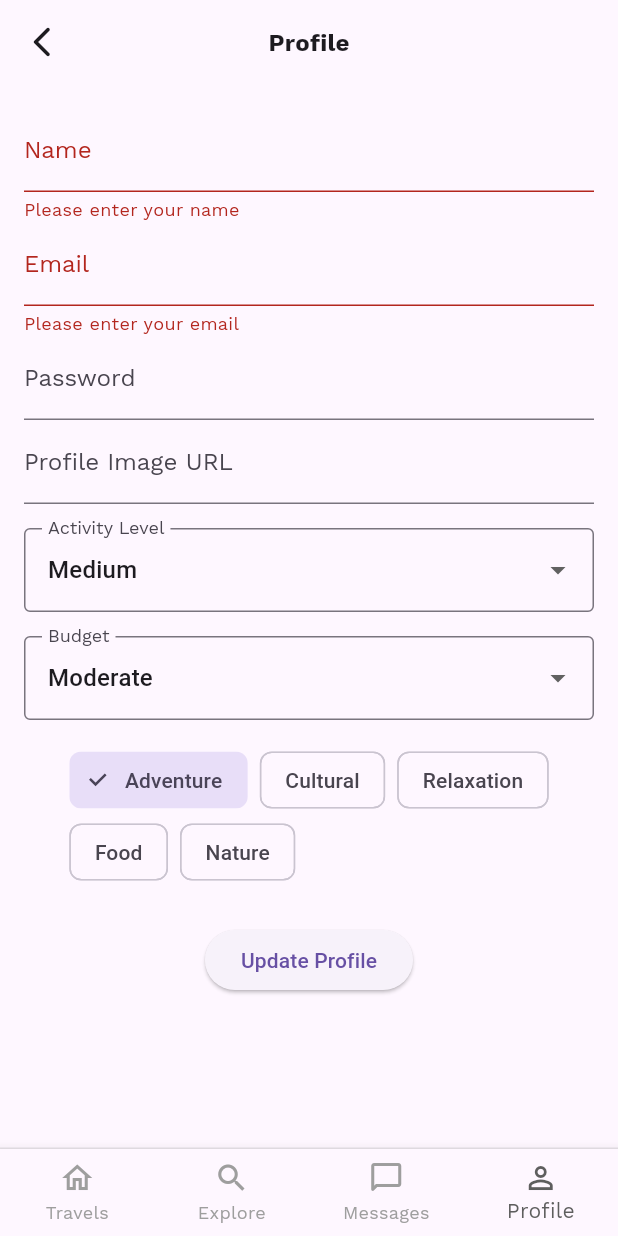
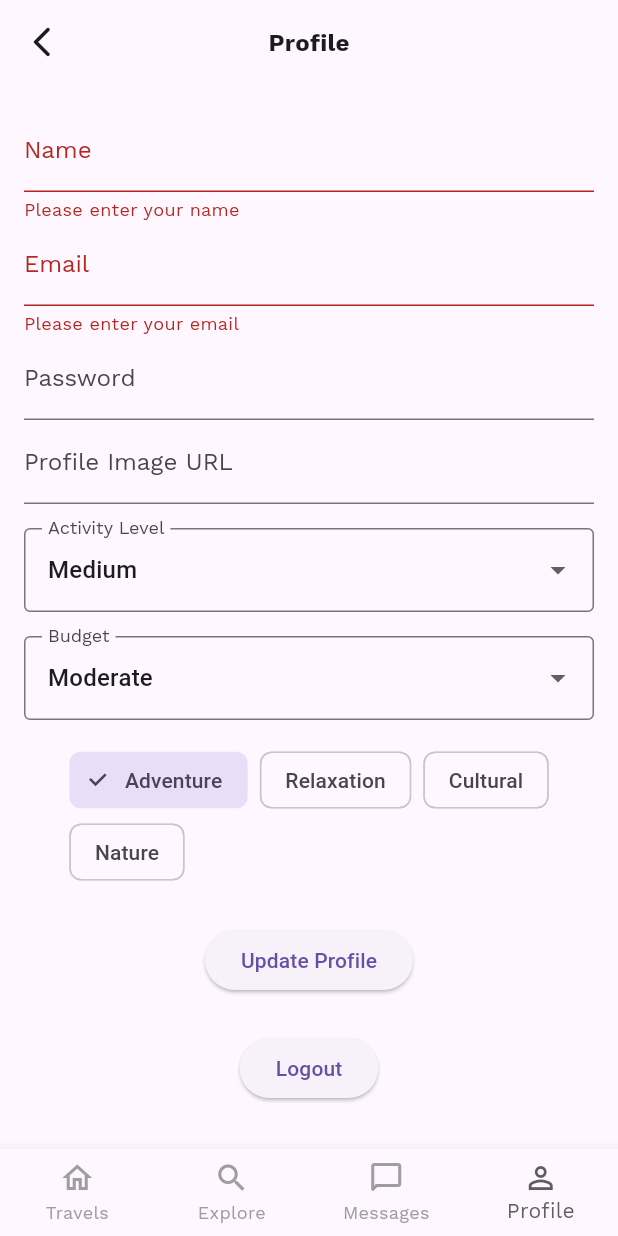
Before and after one commit to jdalgali/TravelCompanionFinder, a Flutter app: the BottomBar screen opened directly, item 4 of the bottom bar chosen, after a tap on "Update Profile", on a phone screen of 412 x 824 dp. Run offline on Flutter 3.47's test engine with Material 3 defaults, Android fonts, the phone set to English and light mode, and no system bars; our stand-ins replace flutter_secure_storage, logger; accounts and stored records are empty; network calls fail.

Commit message:
add explore with simple recommender

```diff
--- a/frontend/lib/providers/auth_provider.dart
+++ b/frontend/lib/providers/auth_provider.dart
@@ -8,32 +8,34 @@ import '../models/user.dart';
 class AuthProvider with ChangeNotifier {
   final AuthService _authService = AuthService();
   final FlutterSecureStorage _storage = const FlutterSecureStorage();
-
+  Map<String, dynamic>? _user;
   String? _token;
-  Map<String, dynamic>? _user;
-  List<User> _users = [];
   bool _isLoading = false;
   String? _error;
+  List<User> _users = [];
 
-  String? get token => _token;
   Map<String, dynamic>? get user => _user;
-  List<User> get users => _users;
+  bool get isAuthenticated => _user != null;
   bool get isLoading => _isLoading;
   String? get error => _error;
-  bool get isAuthenticated => _token != null;
+  String? get token => _token;
+  List<User> get users => _users; // Add this getter
 
   AuthProvider() {
-    loadStoredUser();
+    _loadStoredUser();
   }
 
-  Future<void> loadStoredUser() async {
+  Future<void> _loadStoredUser() async {
     try {
-      _token = await _storage.read(key: 'auth_token');
+      final token = await _storage.read(key: 'auth_token');
+      if (token == null) return;
+
+      _token = token;
+      _authService.updateToken(_token);
       final userStr = await _storage.read(key: 'user_data');
       if (userStr != null) {
         _user = jsonDecode(userStr);
       }
-      _authService.updateToken(_token);
       notifyListeners();
     } catch (e) {
       Logger.log('Error loading stored user', error: e);
--- a/frontend/lib/screens/auth/login_screen.dart
+++ b/frontend/lib/screens/auth/login_screen.dart
@@ -31,8 +31,11 @@ class _LoginScreenState extends State<LoginScreen> {
       ScaffoldMessenger.of(context).showSnackBar(
         SnackBar(content: Text(result['message'])),
       );
+    } else {
+      // Navigate to the home screen or another screen after successful login
+      Navigator.pushReplacementNamed(
+          context, '/home'); // Adjust the route as needed
     }
-    // No need to navigate - the main.dart Consumer will handle it
   }
 
   @override
--- a/frontend/lib/screens/profile/profile_screen.dart
+++ b/frontend/lib/screens/profile/profile_screen.dart
@@ -1,5 +1,7 @@
 import 'package:flutter/material.dart';
 import 'package:provider/provider.dart';
+import 'package:logger/logger.dart';
+import 'package:flutter/foundation.dart';
 import '../../providers/auth_provider.dart';
 
 class ProfileScreen extends StatefulWidget {
@@ -21,6 +23,8 @@ class _ProfileScreenState extends State<ProfileScreen> {
   String _budget = 'Moderate';
   final List<String> _travelStyle = ['Adventure'];
 
+  final logger = Logger();
+
   @override
   void initState() {
     super.initState();
@@ -34,7 +38,7 @@ class _ProfileScreenState extends State<ProfileScreen> {
       _travelStyle.addAll(List<String>.from(
           user['preferences']?['travelStyle'] ?? ['Adventure']));
     }
-    print('ProfileScreen initialized with user: $user');
+    logger.d('ProfileScreen initialized with user: $user');
   }
 
   Future<void> _updateProfile() async {
@@ -55,6 +59,8 @@ class _ProfileScreenState extends State<ProfileScreen> {
       },
     );
 
+    if (!mounted) return;
+
     if (result['success']) {
       ScaffoldMessenger.of(context).showSnackBar(
         SnackBar(content: Text('Profile updated successfully')),
@@ -68,7 +74,9 @@ class _ProfileScreenState extends State<ProfileScreen> {
 
   @override
   Widget build(BuildContext context) {
+    if (kDebugMode) {
       print('Building ProfileScreen');
+    }
     return Scaffold(
       appBar: AppBar(
         title: const Text('Profile'),
@@ -156,8 +164,7 @@ class _ProfileScreenState extends State<ProfileScreen> {
               const SizedBox(height: 16),
               Wrap(
                 spacing: 8.0,
-                children:
-                    ['Adventure', 'Cultural', 'Relaxation', 'Food', 'Nature']
+                children: ['Adventure', 'Relaxation', 'Cultural', 'Nature']
                     .map((style) => FilterChip(
                           label: Text(style),
                           selected: _travelStyle.contains(style),
@@ -178,6 +185,14 @@ class _ProfileScreenState extends State<ProfileScreen> {
                 onPressed: _updateProfile,
                 child: const Text('Update Profile'),
               ),
+              const SizedBox(height: 24),
+              ElevatedButton(
+                onPressed: () async {
+                  await context.read<AuthProvider>().logout();
+                  Navigator.pushReplacementNamed(context, '/login');
+                },
+                child: const Text('Logout'),
+              ),
             ],
           ),
         ),
--- a/frontend/lib/services/auth_service.dart
+++ b/frontend/lib/services/auth_service.dart
@@ -188,13 +188,13 @@ class AuthService {
       );
 
       if (response.statusCode == 200) {
-        final data = jsonDecode(response.body);
+        final data = json.decode(response.body);
         return {
           'success': true,
           'users': data,
         };
       } else {
-        final error = jsonDecode(response.body);
+        final error = json.decode(response.body);
         return {
           'success': false,
           'message': error['message'] ?? 'Failed to fetch users',
--- a/frontend/lib/widgets/bottom_bar.dart
+++ b/frontend/lib/widgets/bottom_bar.dart
@@ -1,7 +1,8 @@
 import 'package:flutter/material.dart';
 import '../screens/travels/travel_list_screen.dart';
 import '../screens/profile/profile_screen.dart';
-import '../screens/messages/message_screen.dart'; // Import MessageScreen
+import '../screens/messages/message_screen.dart';
+import '../screens/explore/explore_screen.dart';
 import '../app_theme.dart';
 
 class BottomBar extends StatefulWidget {
@@ -16,8 +17,8 @@ class _BottomBarState extends State<BottomBar> {
 
   static final List<Widget> _pages = <Widget>[
     const TravelListScreen(),
-    const Center(child: Text("Explore")),
-    const MessageScreen(), // Use MessageScreen here
+    const ExploreScreen(),
+    const MessageScreen(),
     const ProfileScreen(),
   ];
 
@@ -31,14 +32,7 @@ class _BottomBarState extends State<BottomBar> {
   Widget build(BuildContext context) {
     return Scaffold(
       body: _pages[_selectedIndex],
-      bottomNavigationBar: Column(
-        mainAxisSize: MainAxisSize.min,
-        children: [
-          Container(
-            height: 1,
-            color: Colors.grey.withOpacity(0.25),
-          ),
-          BottomNavigationBar(
+      bottomNavigationBar: BottomNavigationBar(
         items: const <BottomNavigationBarItem>[
           BottomNavigationBarItem(
             icon: Icon(Icons.home_outlined),
@@ -63,8 +57,6 @@ class _BottomBarState extends State<BottomBar> {
         onTap: _onItemTapped,
         type: BottomNavigationBarType.fixed,
       ),
-        ],
-      ),
     );
   }
 }
--- a/frontend/pubspec.yaml
+++ b/frontend/pubspec.yaml
@@ -21,6 +21,7 @@ dependencies:
   url_launcher: ^6.3.1
   vector_math: ^2.1.4
   shared_preferences: ^2.3.3
+  logger: ^2.5.0
 
 dev_dependencies:
   flutter_lints: ^5.0.0
```
Also changed, not shown: frontend/lib/main.dart (+14 -12 lines), frontend/lib/models/user.dart (+26 -1 lines), frontend/lib/providers/explore_provider.dart (added, +36 -0 lines), frontend/lib/screens/explore/explore_screen.dart (added, +68 -0 lines), frontend/lib/screens/messages/message_screen.dart (+14 -4 lines), frontend/lib/services/recommendation_service.dart (added, +33 -0 lines), frontend/lib/services/travel_service.dart (+30 -0 lines), frontend/pubspec.lock, 5 other files. Lines whose indentation alone changed are shown as unchanged.
